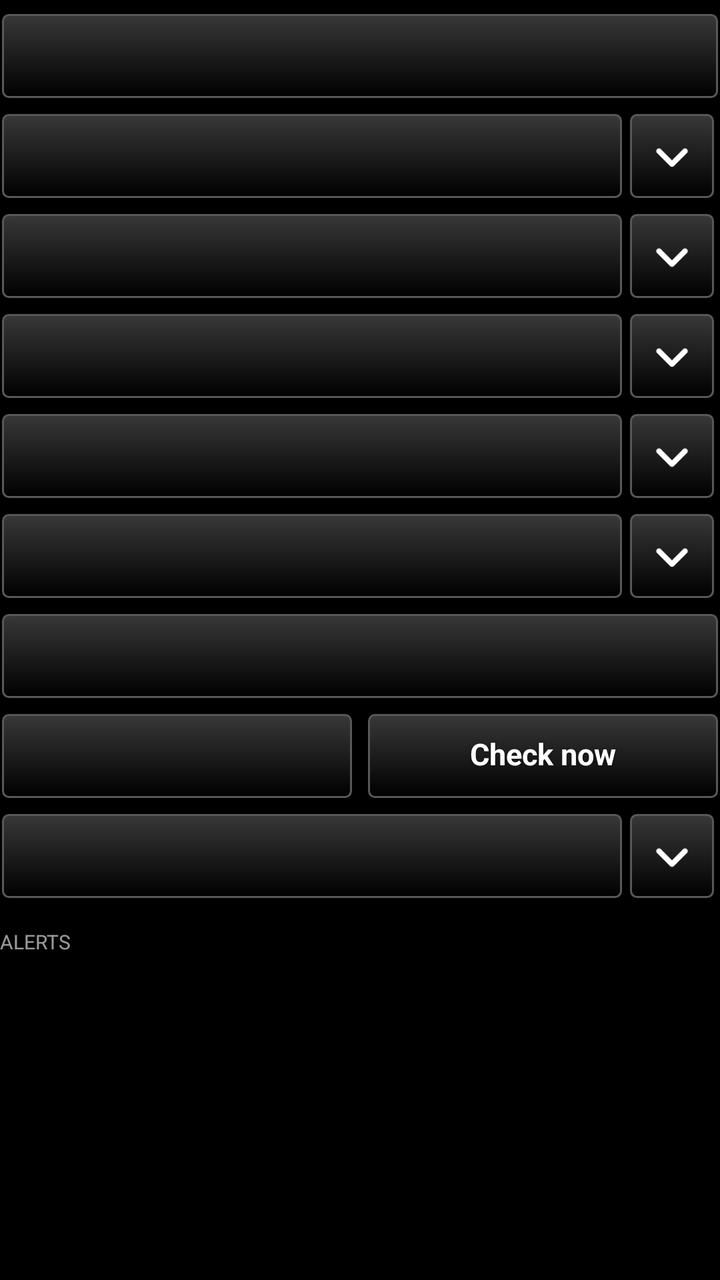
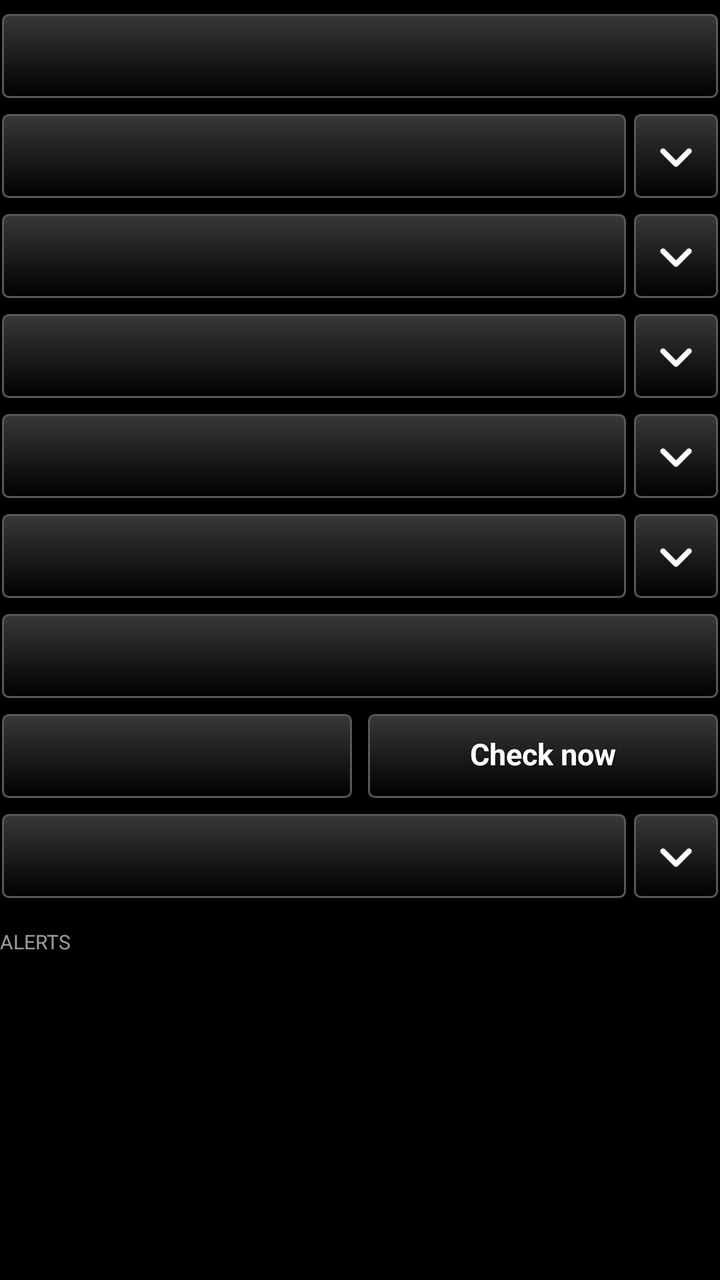

Screens rendered from an Android XML layout before and after an edit, with the pre-edit source and the edit as a unified diff.
<!-- AndroidManifest.xml: application theme AppTheme -->
<!-- res/layout/controls_header.xml -->
<?xml version="1.0" encoding="utf-8"?>
<LinearLayout xmlns:android="http://schemas.android.com/apk/res/android"
    android:layout_width="match_parent"
    android:layout_height="wrap_content"
    android:orientation="vertical">

    
    <Button
        android:id="@+id/btn_all"
        style="@style/TakwerxButton"
        android:layout_width="match_parent"
        android:layout_height="wrap_content"
        android:layout_marginTop="6dp" />

    
    <LinearLayout
        android:id="@+id/fold_gate_row"
        android:layout_width="match_parent"
        android:layout_height="wrap_content"
        android:orientation="horizontal"
        android:gravity="center_vertical"
        android:layout_marginTop="6dp">

        <Button
            android:id="@+id/fold_gate_head"
            style="@style/TakwerxButton"
            android:layout_width="0dp"
            android:layout_weight="1"
            android:layout_height="wrap_content" />

        <ImageButton
            android:id="@+id/fold_gate_chev"
            style="@style/TakwerxIconButton"
            android:layout_width="44dp"
            android:layout_weight="0"
            android:contentDescription="@string/show_settings"
            android:src="@drawable/ic_expand" />
    </LinearLayout>

    <LinearLayout
        android:id="@+id/fold_gate_body"
        android:layout_width="match_parent"
        android:layout_height="wrap_content"
        android:orientation="vertical"
        android:paddingLeft="8dp"
        android:paddingTop="4dp"
        android:visibility="gone">

        <LinearLayout
            android:layout_width="match_parent"
            android:layout_height="wrap_content"
            android:orientation="horizontal">

            <Button
                android:id="@+id/btn_use_zoom"
                style="@style/TakwerxButton"
                android:layout_width="0dp"
                android:layout_weight="1"
                android:layout_height="wrap_content"
                android:text="@string/use_this_zoom" />

            <Button
                android:id="@+id/btn_gate"
                style="@style/TakwerxButton"
                android:layout_width="0dp"
                android:layout_weight="1"
                android:layout_height="wrap_content"
                android:layout_marginLeft="6dp" />
        </LinearLayout>
    </LinearLayout>

    <LinearLayout
        android:id="@+id/fold_scope_row"
        android:layout_width="match_parent"
        android:layout_height="wrap_content"
        android:orientation="horizontal"
        android:gravity="center_vertical"
        android:layout_marginTop="6dp">

        <Button
            android:id="@+id/fold_scope_head"
            style="@style/TakwerxButton"
            android:layout_width="0dp"
            android:layout_weight="1"
            android:layout_height="wrap_content" />

        <ImageButton
            android:id="@+id/fold_scope_chev"
            style="@style/TakwerxIconButton"
            android:layout_width="44dp"
            android:layout_weight="0"
            android:contentDescription="@string/show_settings"
            android:src="@drawable/ic_expand" />
    </LinearLayout>

    <LinearLayout
        android:id="@+id/fold_scope_body"
        android:layout_width="match_parent"
        android:layout_height="wrap_content"
        android:orientation="vertical"
        android:paddingLeft="8dp"
        android:paddingTop="4dp"
        android:visibility="gone">

        <TextView
            android:id="@+id/scope_label"
            android:layout_width="match_parent"
            android:layout_height="wrap_content"
            android:textSize="13sp"
            android:textColor="@color/white" />

        <SeekBar
            android:id="@+id/scope_seek"
            android:layout_width="match_parent"
            android:layout_height="wrap_content"
            android:minHeight="44dp"
            android:max="50" />

        <Button
            android:id="@+id/btn_scope_from"
            style="@style/TakwerxButton"
            android:layout_width="match_parent"
            android:layout_height="wrap_content" />

        <LinearLayout
            android:layout_width="match_parent"
            android:layout_height="wrap_content"
            android:orientation="horizontal"
            android:layout_marginTop="6dp">

            <Button
                android:id="@+id/btn_scope_extent"
                style="@style/TakwerxButton"
                android:layout_width="0dp"
                android:layout_weight="1"
                android:layout_height="wrap_content"
                android:text="@string/use_this_extent" />

            <Button
                android:id="@+id/btn_scope_presets"
                style="@style/TakwerxButton"
                android:layout_width="0dp"
                android:layout_weight="1"
                android:layout_height="wrap_content"
                android:layout_marginLeft="4dp"
                android:text="@string/presets" />
        </LinearLayout>
    </LinearLayout>

    
    <LinearLayout
        android:id="@+id/fold_key_row"
        android:layout_width="match_parent"
        android:layout_height="wrap_content"
        android:orientation="horizontal"
        android:gravity="center_vertical"
        android:layout_marginTop="6dp">

        <Button
            android:id="@+id/btn_map_key"
            style="@style/TakwerxButton"
            android:layout_width="0dp"
            android:layout_weight="1"
            android:layout_height="wrap_content" />

        <ImageButton
            android:id="@+id/fold_key_chev"
            style="@style/TakwerxIconButton"
            android:layout_width="44dp"
            android:layout_weight="0"
            android:contentDescription="@string/show_settings"
            android:src="@drawable/ic_expand" />
    </LinearLayout>

    <LinearLayout
        android:id="@+id/map_key"
        android:layout_width="match_parent"
        android:layout_height="wrap_content"
        android:orientation="vertical"
        android:paddingLeft="8dp"
        android:paddingTop="4dp"
        android:visibility="gone">

    </LinearLayout>

    <LinearLayout
        android:id="@+id/fold_where_row"
        android:layout_width="match_parent"
        android:layout_height="wrap_content"
        android:orientation="horizontal"
        android:gravity="center_vertical"
        android:layout_marginTop="6dp">

        <Button
            android:id="@+id/fold_where_head"
            style="@style/TakwerxButton"
            android:layout_width="0dp"
            android:layout_weight="1"
            android:layout_height="wrap_content" />

        <ImageButton
            android:id="@+id/fold_where_chev"
            style="@style/TakwerxIconButton"
            android:layout_width="44dp"
            android:layout_weight="0"
            android:contentDescription="@string/show_settings"
            android:src="@drawable/ic_expand" />
    </LinearLayout>

    <LinearLayout
        android:id="@+id/fold_where_body"
        android:layout_width="match_parent"
        android:layout_height="wrap_content"
        android:orientation="vertical"
        android:paddingLeft="8dp"
        android:paddingTop="4dp"
        android:visibility="gone">

        <Button
            android:id="@+id/btn_regions"
            style="@style/TakwerxButton"
            android:layout_width="match_parent"
            android:layout_height="wrap_content"
            android:layout_marginBottom="6dp" />
        <Button
            android:id="@+id/btn_states"
            style="@style/TakwerxButton"
            android:layout_width="match_parent"
            android:layout_height="wrap_content"
            android:layout_marginBottom="6dp" />
        <Button
            android:id="@+id/btn_counties"
            style="@style/TakwerxButton"
            android:layout_width="match_parent"
            android:layout_height="wrap_content" />
    </LinearLayout>

    <LinearLayout
        android:id="@+id/fold_types_row"
        android:layout_width="match_parent"
        android:layout_height="wrap_content"
        android:orientation="horizontal"
        android:gravity="center_vertical"
        android:layout_marginTop="6dp">

        <Button
            android:id="@+id/fold_types_head"
            style="@style/TakwerxButton"
            android:layout_width="0dp"
            android:layout_weight="1"
            android:layout_height="wrap_content" />

        <ImageButton
            android:id="@+id/fold_types_chev"
            style="@style/TakwerxIconButton"
            android:layout_width="44dp"
            android:layout_weight="0"
            android:contentDescription="@string/show_settings"
            android:src="@drawable/ic_expand" />
    </LinearLayout>

    <LinearLayout
        android:id="@+id/fold_types_body"
        android:layout_width="match_parent"
        android:layout_height="wrap_content"
        android:orientation="vertical"
        android:paddingLeft="8dp"
        android:paddingTop="4dp"
        android:visibility="gone">

        <Button
            android:id="@+id/btn_categories"
            style="@style/TakwerxButton"
            android:layout_width="match_parent"
            android:layout_height="wrap_content"
            android:layout_marginBottom="6dp" />
        <Button
            android:id="@+id/btn_events"
            style="@style/TakwerxButton"
            android:layout_width="match_parent"
            android:layout_height="wrap_content" />
    </LinearLayout>

    <Button
        android:id="@+id/btn_severity"
        style="@style/TakwerxButton"
        android:layout_width="match_parent"
        android:layout_height="wrap_content"
        android:layout_marginTop="6dp" />

    <LinearLayout
        android:layout_width="match_parent"
        android:layout_height="wrap_content"
        android:orientation="horizontal"
        android:layout_marginTop="6dp">

        <Button
            android:id="@+id/btn_interval"
            style="@style/TakwerxButton"
            android:layout_width="0dp"
            android:layout_weight="1"
            android:layout_height="wrap_content" />

        <Button
            android:id="@+id/btn_refresh"
            style="@style/TakwerxButton"
            android:layout_width="0dp"
            android:layout_weight="1"
            android:layout_height="wrap_content"
            android:layout_marginLeft="6dp"
            android:text="@string/refresh_now" />
    </LinearLayout>

    
    <LinearLayout
        android:id="@+id/fold_notify_row"
        android:layout_width="match_parent"
        android:layout_height="wrap_content"
        android:orientation="horizontal"
        android:gravity="center_vertical"
        android:layout_marginTop="6dp">

        <Button
            android:id="@+id/btn_notify"
            style="@style/TakwerxButton"
            android:layout_width="0dp"
            android:layout_weight="1"
            android:layout_height="wrap_content" />

        <ImageButton
            android:id="@+id/fold_notify_chev"
            style="@style/TakwerxIconButton"
            android:layout_width="44dp"
            android:layout_weight="0"
            android:contentDescription="@string/show_settings"
            android:src="@drawable/ic_expand" />
    </LinearLayout>

    <LinearLayout
        android:id="@+id/fold_notify_body"
        android:layout_width="match_parent"
        android:layout_height="wrap_content"
        android:orientation="vertical"
        android:paddingLeft="8dp"
        android:paddingTop="4dp"
        android:visibility="gone">

        <Button
            android:id="@+id/btn_notify_severity"
            style="@style/TakwerxButton"
            android:layout_width="match_parent"
            android:layout_height="wrap_content"
            android:layout_marginBottom="6dp" />
        <Button
            android:id="@+id/btn_notify_where"
            style="@style/TakwerxButton"
            android:layout_width="match_parent"
            android:layout_height="wrap_content"
            android:layout_marginBottom="6dp" />
        <Button
            android:id="@+id/btn_notify_updates"
            style="@style/TakwerxButton"
            android:layout_width="match_parent"
            android:layout_height="wrap_content" />
    </LinearLayout>

    <TextView
        android:id="@+id/alerts_heading"
        style="@style/TakwerxSectionHeading"
        android:layout_width="match_parent"
        android:layout_height="wrap_content"
        android:paddingTop="14dp"
        android:text="@string/heading_alerts" />

</LinearLayout>
<!-- resources referenced by this layout -->
<resources>
  <color name="white">#ffffff</color>
  <string name="heading_alerts">Alerts</string>
  <string name="presets">Presets</string>
  <string name="refresh_now">Check now</string>
  <string name="show_settings">Show settings</string>
  <string name="use_this_extent">Use this extent</string>
  <string name="use_this_zoom">Use this zoom</string>
  <style name="TakwerxButton" parent="@style/darkButton">
          <item name="android:paddingLeft">12dp</item>
          <item name="android:paddingRight">12dp</item>
          <item name="android:paddingTop">6dp</item>
          <item name="android:paddingBottom">8dp</item>
          <item name="android:minHeight">44dp</item>
          <item name="android:minWidth">0dp</item>
          <item name="android:textSize">15sp</item>
          <item name="android:singleLine">true</item>
          <item name="android:ellipsize">end</item>
      </style>
  <style name="TakwerxIconButton">
          <item name="android:layout_width">0dp</item>
          <item name="android:layout_weight">1</item>
          <item name="android:layout_height">44dp</item>
          <item name="android:layout_marginLeft">2dp</item>
          <item name="android:layout_marginRight">2dp</item>
          <item name="android:background">@drawable/btn_gray</item>
          <item name="android:scaleType">centerInside</item>
          <item name="android:padding">9dp</item>
      </style>
  <style name="TakwerxSectionHeading">
          <item name="android:textSize">10sp</item>
          <item name="android:textAllCaps">true</item>
          <item name="android:textColor">@color/white</item>
          <item name="android:alpha">0.6</item>
          <item name="android:paddingTop">10dp</item>
          <item name="android:paddingBottom">3dp</item>
      </style>
  <style name="AppTheme" parent="@android:style/Theme.Holo">
          <item name="android:buttonStyle">@android:style/Widget.Button</item>
          <item name="android:imageButtonStyle">@android:style/Widget.Button</item>
          <item name="android:buttonStyleToggle">@android:style/Widget.Button</item>
          <item name="android:spinnerStyle">@style/ATAKSpinner</item>
          <item name="android:spinnerItemStyle">@style/ATAKSpinnerItem</item>
          <item name="android:editTextStyle">@style/ATAKEditText</item>
      </style>
  <style name="ATAKSpinner" parent="@android:style/Widget.Spinner">
          <item name="android:spinnerMode">dialog</item>
      </style>
  <style name="ATAKSpinnerItem">
          <item name="android:textColor">@android:color/white</item>
          <item name="android:dropDownVerticalOffset">0dip</item>
          <item name="android:dropDownHorizontalOffset">0dip</item>
          <item name="android:dropDownWidth">wrap_content</item>
          <item name="android:gravity">left|center_vertical</item>
      </style>
  <style name="ATAKEditText" parent="@android:style/Widget.EditText">
          
          
  
          
          <item name="android:imeOptions">flagNoFullscreen</item>
      </style>
  <color name="darker_gray">#121212</color>
  <dimen name="fontSize">14sp</dimen>
  <!-- drawable new_dark_button_disabled (drawable) -->
  <?xml version="1.0" encoding="utf-8"?>
  <layer-list xmlns:android="http://schemas.android.com/apk/res/android">
      <item android:bottom="1dp" android:right="1dp" android:left="1dp" android:top="1dp">
          <shape android:shape="rectangle">
              <corners android:radius="3dp" />
              <stroke
                  android:width="1dp"
                  android:color="#484848" />
              <solid android:color="#484848" />
          </shape>
      </item>
  </layer-list>
  <!-- unchanged entries left out for length: 5 -->
</resources>

<!-- the commit's change to res/layout/controls_header.xml (unified diff, before → after) -->
@@ -33,6 +33,7 @@
             style="@style/TakwerxIconButton"
             android:layout_width="44dp"
             android:layout_weight="0"
+            android:layout_marginRight="0dp"
             android:contentDescription="@string/show_settings"
             android:src="@drawable/ic_expand" />
     </LinearLayout>
@@ -42,7 +43,6 @@
         android:layout_width="match_parent"
         android:layout_height="wrap_content"
         android:orientation="vertical"
-        android:paddingLeft="8dp"
         android:paddingTop="4dp"
         android:visibility="gone">
 
@@ -89,6 +89,7 @@
             style="@style/TakwerxIconButton"
             android:layout_width="44dp"
             android:layout_weight="0"
+            android:layout_marginRight="0dp"
             android:contentDescription="@string/show_settings"
             android:src="@drawable/ic_expand" />
     </LinearLayout>
@@ -98,7 +99,6 @@
         android:layout_width="match_parent"
         android:layout_height="wrap_content"
         android:orientation="vertical"
-        android:paddingLeft="8dp"
         android:paddingTop="4dp"
         android:visibility="gone">
 
@@ -168,6 +168,7 @@
             style="@style/TakwerxIconButton"
             android:layout_width="44dp"
             android:layout_weight="0"
+            android:layout_marginRight="0dp"
             android:contentDescription="@string/show_settings"
             android:src="@drawable/ic_expand" />
     </LinearLayout>
@@ -177,7 +178,6 @@
         android:layout_width="match_parent"
         android:layout_height="wrap_content"
         android:orientation="vertical"
-        android:paddingLeft="8dp"
         android:paddingTop="4dp"
         android:visibility="gone">
 
@@ -203,6 +203,7 @@
             style="@style/TakwerxIconButton"
             android:layout_width="44dp"
             android:layout_weight="0"
+            android:layout_marginRight="0dp"
             android:contentDescription="@string/show_settings"
             android:src="@drawable/ic_expand" />
     </LinearLayout>
@@ -212,7 +213,6 @@
         android:layout_width="match_parent"
         android:layout_height="wrap_content"
         android:orientation="vertical"
-        android:paddingLeft="8dp"
         android:paddingTop="4dp"
         android:visibility="gone">
 
@@ -255,6 +255,7 @@
             style="@style/TakwerxIconButton"
             android:layout_width="44dp"
             android:layout_weight="0"
+            android:layout_marginRight="0dp"
             android:contentDescription="@string/show_settings"
             android:src="@drawable/ic_expand" />
     </LinearLayout>
@@ -264,7 +265,6 @@
         android:layout_width="match_parent"
         android:layout_height="wrap_content"
         android:orientation="vertical"
-        android:paddingLeft="8dp"
         android:paddingTop="4dp"
         android:visibility="gone">
 
@@ -332,6 +332,7 @@
             style="@style/TakwerxIconButton"
             android:layout_width="44dp"
             android:layout_weight="0"
+            android:layout_marginRight="0dp"
             android:contentDescription="@string/show_settings"
             android:src="@drawable/ic_expand" />
     </LinearLayout>
@@ -341,7 +342,6 @@
         android:layout_width="match_parent"
         android:layout_height="wrap_content"
         android:orientation="vertical"
-        android:paddingLeft="8dp"
         android:paddingTop="4dp"
         android:visibility="gone">
 
